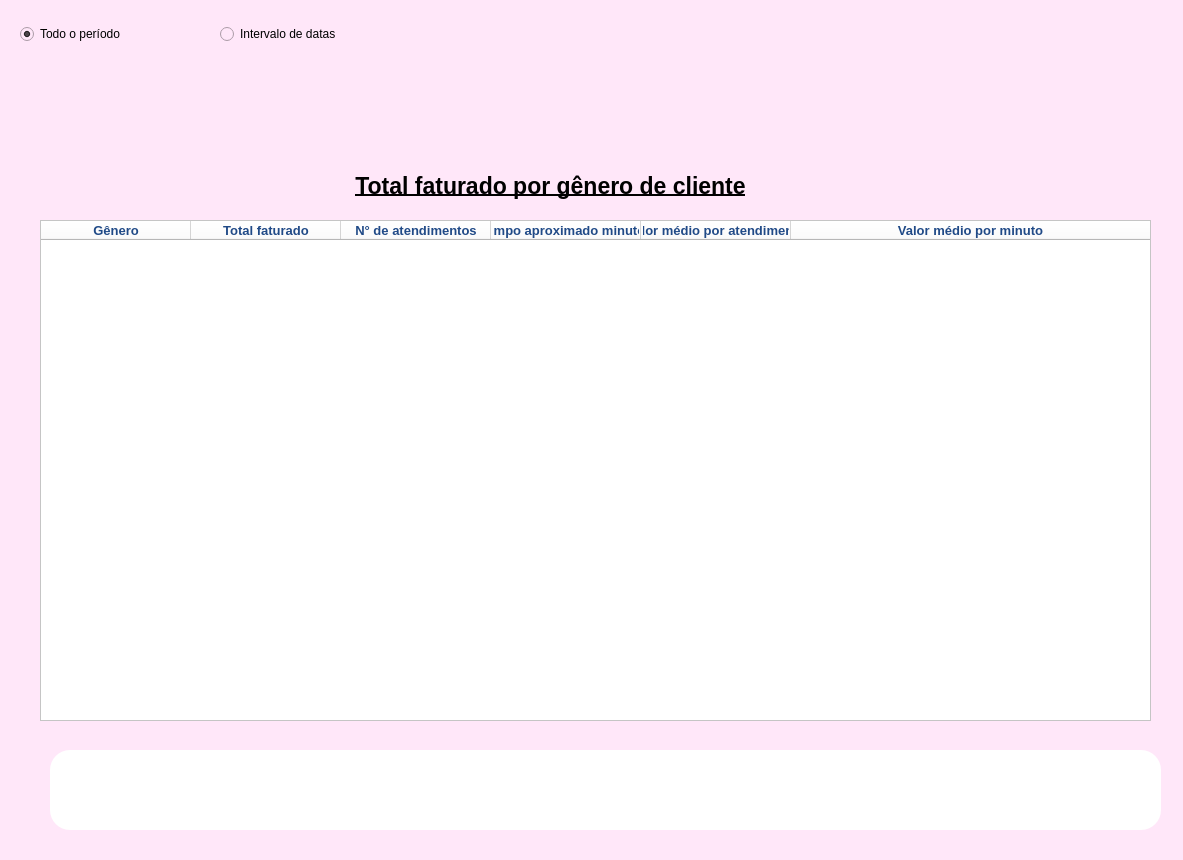
Before: the Qt Designer form telas_duda/estatisticas_genero.ui in JVwolfart/PROJETO-SALAO-JOVEM-PROGRAMADOR, drawn with Qt 5.
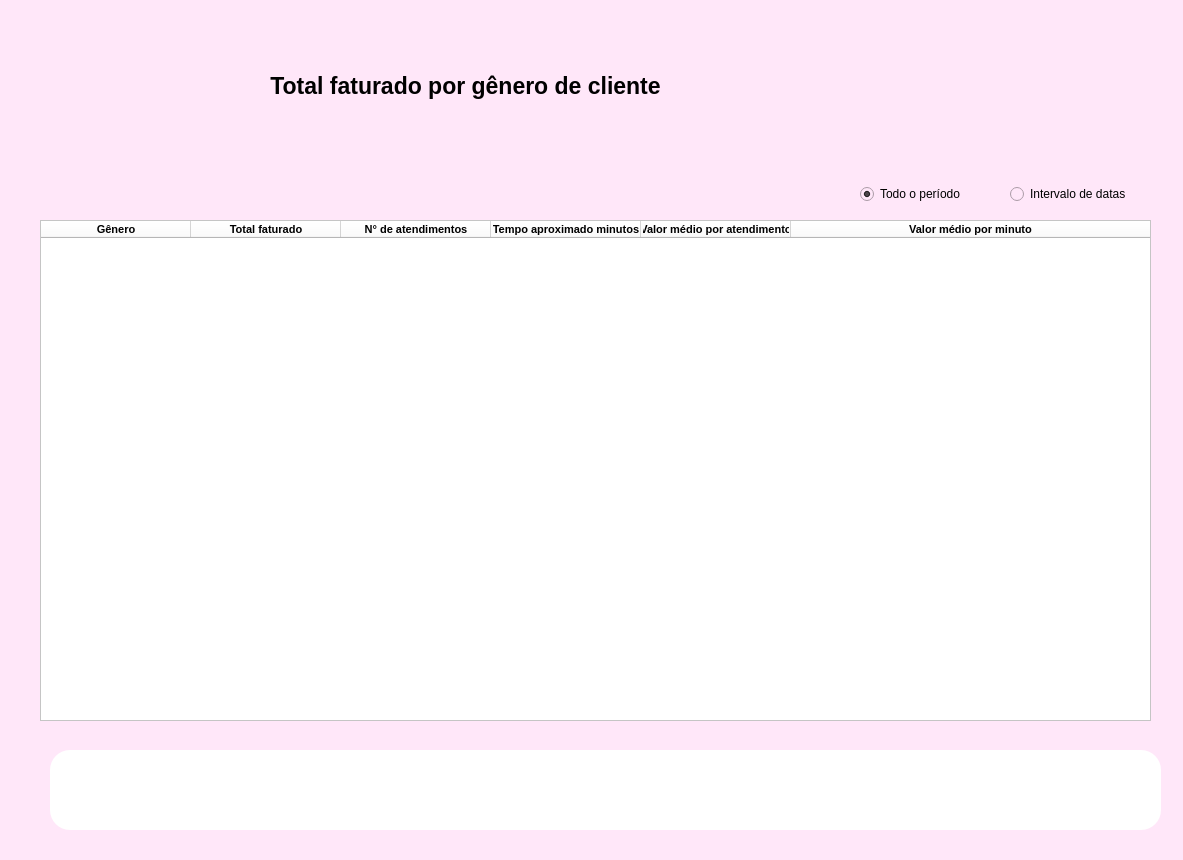
After: the same form once the commit is applied. Icons and pictures are not drawn.

```diff
--- a/telas_duda/estatisticas_genero.ui
+++ b/telas_duda/estatisticas_genero.ui
@@ -16,6 +16,18 @@
     <height>860</height>
    </rect>
   </property>
+  <property name="minimumSize">
+   <size>
+    <width>1183</width>
+    <height>860</height>
+   </size>
+  </property>
+  <property name="maximumSize">
+   <size>
+    <width>1193</width>
+    <height>870</height>
+   </size>
+  </property>
   <property name="font">
    <font>
     <pointsize>14</pointsize>
@@ -59,9 +71,9 @@
    <widget class="QRadioButton" name="RbTodas">
     <property name="geometry">
      <rect>
-      <x>20</x>
-      <y>20</y>
-      <width>151</width>
+      <x>860</x>
+      <y>180</y>
+      <width>131</width>
       <height>28</height>
      </rect>
     </property>
@@ -75,15 +87,15 @@
    <widget class="QLabel" name="lbl_escolha">
     <property name="geometry">
      <rect>
-      <x>0</x>
-      <y>80</y>
-      <width>1121</width>
+      <x>40</x>
+      <y>160</y>
+      <width>801</width>
       <height>51</height>
      </rect>
     </property>
     <property name="font">
      <font>
-      <pointsize>17</pointsize>
+      <pointsize>13</pointsize>
       <weight>75</weight>
       <bold>true</bold>
       <underline>true</underline>
@@ -96,9 +108,9 @@
    <widget class="QRadioButton" name="RbIntervaloDatas">
     <property name="geometry">
      <rect>
-      <x>220</x>
-      <y>20</y>
-      <width>221</width>
+      <x>1010</x>
+      <y>180</y>
+      <width>141</width>
       <height>28</height>
      </rect>
     </property>
@@ -109,9 +121,9 @@
    <widget class="QLabel" name="label_9">
     <property name="geometry">
      <rect>
-      <x>40</x>
-      <y>160</y>
-      <width>1021</width>
+      <x>160</x>
+      <y>60</y>
+      <width>611</width>
       <height>51</height>
      </rect>
     </property>
@@ -120,7 +132,7 @@
       <pointsize>17</pointsize>
       <weight>75</weight>
       <bold>true</bold>
-      <underline>true</underline>
+      <underline>false</underline>
      </font>
     </property>
     <property name="text">
@@ -164,9 +176,7 @@
      <cursorShape>PointingHandCursor</cursorShape>
     </property>
     <property name="styleSheet">
-     <string notr="true">background-color: rgb(255, 255, 255);
-color: rgb(138, 226, 52);
-color: rgb(32, 74, 135);</string>
+     <string notr="true">background-color: rgb(255, 255, 255);</string>
     </property>
     <property name="editTriggers">
      <set>QAbstractItemView::NoEditTriggers</set>
@@ -198,7 +208,7 @@
      </property>
      <property name="font">
       <font>
-       <pointsize>10</pointsize>
+       <pointsize>8</pointsize>
        <weight>75</weight>
        <bold>true</bold>
       </font>
@@ -213,7 +223,7 @@
      </property>
      <property name="font">
       <font>
-       <pointsize>10</pointsize>
+       <pointsize>8</pointsize>
        <weight>75</weight>
        <bold>true</bold>
       </font>
@@ -228,7 +238,7 @@
      </property>
      <property name="font">
       <font>
-       <pointsize>10</pointsize>
+       <pointsize>8</pointsize>
        <weight>75</weight>
        <bold>true</bold>
       </font>
@@ -243,7 +253,7 @@
      </property>
      <property name="font">
       <font>
-       <pointsize>10</pointsize>
+       <pointsize>8</pointsize>
        <weight>75</weight>
        <bold>true</bold>
       </font>
@@ -258,7 +268,7 @@
      </property>
      <property name="font">
       <font>
-       <pointsize>10</pointsize>
+       <pointsize>8</pointsize>
        <weight>75</weight>
        <bold>true</bold>
       </font>
@@ -273,7 +283,7 @@
      </property>
      <property name="font">
       <font>
-       <pointsize>10</pointsize>
+       <pointsize>8</pointsize>
        <weight>75</weight>
        <bold>true</bold>
       </font>
@@ -333,9 +343,9 @@
    <widget class="QLabel" name="label_4">
     <property name="geometry">
      <rect>
-      <x>840</x>
-      <y>10</y>
-      <width>321</width>
+      <x>790</x>
+      <y>20</y>
+      <width>371</width>
       <height>131</height>
      </rect>
     </property>
```
